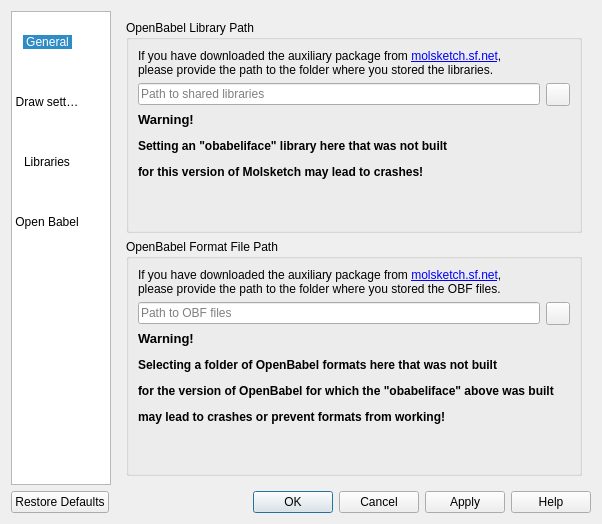
Old version of the form molsketch/settingsdialog.ui in the repository timvdm/Molsketch.
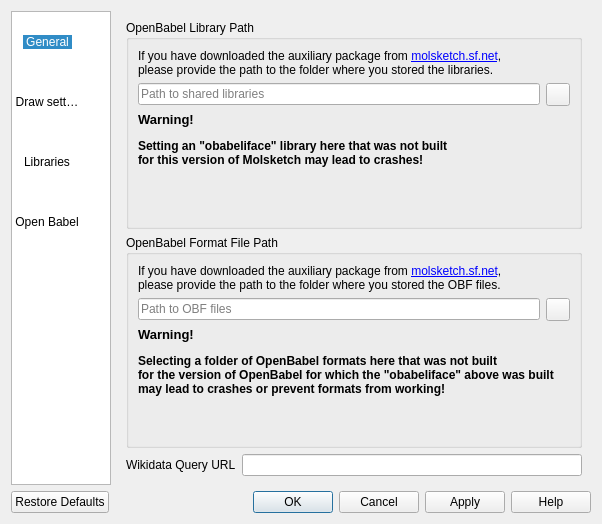
New version of the form. The open tabs and pages were chosen to show the change. Icons and pictures are not drawn.

Commit message: Make URL for wikidata query configurable

Diff of the .ui file:
```diff
--- a/molsketch/settingsdialog.ui
+++ b/molsketch/settingsdialog.ui
@@ -404,7 +404,7 @@
               <item row="1" column="0">
                <widget class="QLabel" name="obabelifaceWarningLabel">
                 <property name="text">
-                 <string>&lt;html&gt;&lt;head/&gt;&lt;body&gt;&lt;p&gt;&lt;span style=&quot; font-size:10pt; font-weight:600;&quot;&gt;Warning!&lt;/span&gt;&lt;/p&gt;&lt;p&gt;&lt;span style=&quot; font-weight:600;&quot;&gt;Setting an &amp;quot;obabeliface&amp;quot; library here that was not built&lt;/span&gt;&lt;/p&gt;&lt;p&gt;&lt;span style=&quot; font-weight:600;&quot;&gt;for this version of Molsketch may lead to crashes!&lt;/span&gt;&lt;/p&gt;&lt;/body&gt;&lt;/html&gt;</string>
+                 <string>&lt;html&gt;&lt;head/&gt;&lt;body&gt;&lt;p&gt;&lt;span style=&quot; font-size:10pt; font-weight:600;&quot;&gt;Warning!&lt;/span&gt;&lt;/p&gt;&lt;p&gt;&lt;span style=&quot; font-weight:600;&quot;&gt;Setting an &amp;quot;obabeliface&amp;quot; library here that was not built&lt;br/&gt;for this version of Molsketch may lead to crashes!&lt;/span&gt;&lt;/p&gt;&lt;/body&gt;&lt;/html&gt;</string>
                 </property>
                </widget>
               </item>
@@ -466,13 +466,33 @@
               <item row="1" column="0">
                <widget class="QLabel" name="obabelFormatsWarningLabel">
                 <property name="text">
-                 <string>&lt;html&gt;&lt;head/&gt;&lt;body&gt;&lt;p&gt;&lt;span style=&quot; font-size:10pt; font-weight:600;&quot;&gt;Warning!&lt;/span&gt;&lt;/p&gt;&lt;p&gt;&lt;span style=&quot; font-weight:600;&quot;&gt;Selecting a folder of OpenBabel formats here that was not built&lt;/span&gt;&lt;/p&gt;&lt;p&gt;&lt;span style=&quot; font-weight:600;&quot;&gt;for the version of OpenBabel for which the &amp;quot;obabeliface&amp;quot; above was built&lt;/span&gt;&lt;/p&gt;&lt;p&gt;&lt;span style=&quot; font-weight:600;&quot;&gt;may lead to crashes or prevent formats from working!&lt;/span&gt;&lt;/p&gt;&lt;/body&gt;&lt;/html&gt;</string>
+                 <string>&lt;html&gt;&lt;head/&gt;&lt;body&gt;&lt;p&gt;&lt;span style=&quot; font-size:10pt; font-weight:600;&quot;&gt;Warning!&lt;/span&gt;&lt;/p&gt;&lt;p&gt;&lt;span style=&quot; font-weight:600;&quot;&gt;Selecting a folder of OpenBabel formats here that was not built&lt;br/&gt;for the version of OpenBabel for which the &amp;quot;obabeliface&amp;quot; above was built&lt;br/&gt;may lead to crashes or prevent formats from working!&lt;/span&gt;&lt;/p&gt;&lt;/body&gt;&lt;/html&gt;</string>
                 </property>
                </widget>
               </item>
              </layout>
             </widget>
            </item>
+           <item row="4" column="0" rowspan="2">
+            <layout class="QFormLayout" name="formLayout">
+             <property name="topMargin">
+              <number>0</number>
+             </property>
+             <property name="bottomMargin">
+              <number>0</number>
+             </property>
+             <item row="0" column="1">
+              <widget class="QLineEdit" name="wikidataQueryUrl"/>
+             </item>
+             <item row="0" column="0">
+              <widget class="QLabel" name="wikidataQueryUrlLabel">
+               <property name="text">
+                <string>Wikidata Query URL</string>
+               </property>
+              </widget>
+             </item>
+            </layout>
+           </item>
           </layout>
          </widget>
         </widget>
```
The commit also changes 10 other files.
